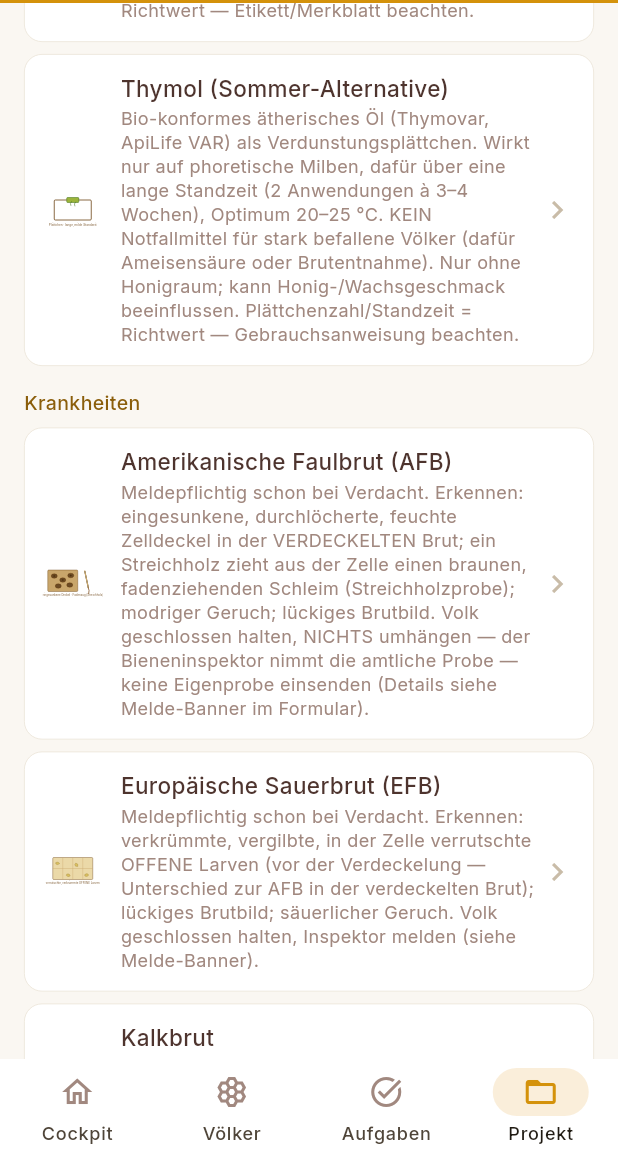
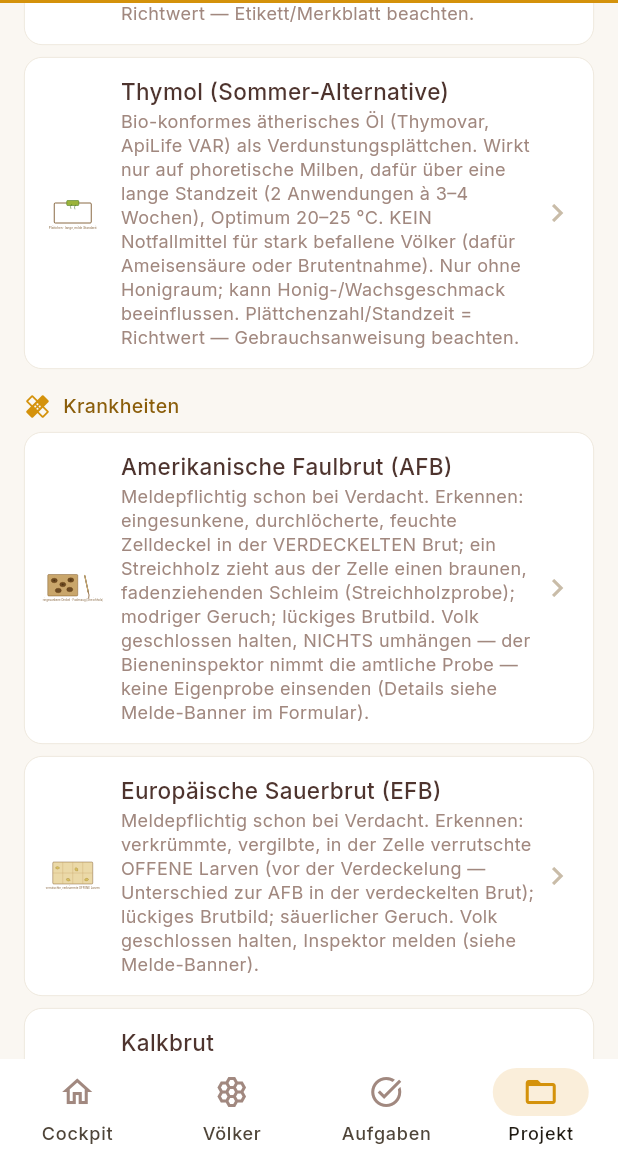
Before and after one commit to DanielProyer/bienen-app, a Flutter app: the WissenOverviewPage screen opened by its route, scrolled down 2304 dp, on a phone screen of 412 x 824 dp, the part 81-1236 px from its top. Run offline on Flutter 3.47's test engine with Material 3 defaults, Android fonts, the phone set to English and light mode, and no system bars; our stand-ins replace file_picker, fl_chart, flutter_markdown, flutter_riverpod, flutter_svg, go_router and 2 more; missing offline and left inert: dart:js_interop; accounts and stored records are empty.

Commit message:
feat(wissen): Kategorie-Symbole — icon-Feld war toter Code
WissensKategorie.icon existierte seit der ersten Wissens-Version, ein
Mapping in die UI aber nie: alle Kategorie-Ueberschriften rendeten ohne
Symbol, und weder Test noch analyze konnten das merken. Gefunden beim
Bau der Stoeberkategorien.

Zur Einordnung, weil ich es vorher falsch berichtet hatte: Kategorien
erscheinen NICHT als Kacheln, sondern als SectionHeader ueber der
Eintragsliste in wissen_overview_page. Dort sitzt das Symbol jetzt.

- Neu lib/features/wissen/presentation/wissen_kategorie_symbol.dart:
  Name -> IconData. Das Mapping gehoert in die Praesentationsschicht,
  weil wissen_katalog.dart reines Dart ohne Flutter-Import ist (so
  bleibt die Domain ohne Widget-Umgebung testbar) — genau das war die
  Absicht des String-Felds. Null-Kontrakt wie wissenVon: unbekannter
  Name rendert ohne Symbol statt zu werfen.
- SectionHeader bekommt optionales `symbol`. Wichtig: Icons haben keine
  Textbaseline, deshalb schaltet die Row nur MIT Symbol auf zentrierte
  Ausrichtung; ohne Symbol bleibt die Baseline-Ausrichtung unveraendert,
  damit die 12 bestehenden Aufrufer gleich aussehen.
- Drei icon-Werte spiegelten nur den Kategorie-Key ('zucht', 'honig',
  'recht') statt ein Symbol zu benennen — normalisiert zu 'star',
  'honeycomb', 'scale'.

Symbole: visibility (Durchsicht), bug_report (Varroa), healing
(Krankheiten), water_drop (Fuetterung), star (Zucht/Auslese), hexagon
(Honig — Wabe), balance (Recht), alle in BeeTokens.honig, 18 px.

Drei neue Waechter, gegengeprobt statt behauptet: mit einem absichtlich
falschen Namen wird der Vollstaendigkeits-Test rot ("Kategorie honig
nennt das Symbol honigglas, das ... fehlt") und ebenso der
Toter-Code-Test fuer unbenutzte Mapping-Eintraege. Dazu zwei
SectionHeader-Widget-Tests fuer beide Alignment-Zweige.

293 Tests gruen, analyze sauber.

Co-Authored-By: Claude Opus 5 <noreply@anthropic.com>

```diff
--- a/lib/features/wissen/domain/wissen_katalog.dart
+++ b/lib/features/wissen/domain/wissen_katalog.dart
@@ -5,9 +5,9 @@ const kWissensKategorien = <WissensKategorie>[
   WissensKategorie(key: 'varroa', titel: 'Varroa', icon: 'bug'),
   WissensKategorie(key: 'krankheit', titel: 'Krankheiten', icon: 'health'),
   WissensKategorie(key: 'fuetterung', titel: 'Fütterung', icon: 'droplet'),
-  WissensKategorie(key: 'zucht', titel: 'Zucht & Auslese', icon: 'zucht'),
-  WissensKategorie(key: 'honig', titel: 'Honig & Ernte', icon: 'honig'),
-  WissensKategorie(key: 'recht', titel: 'Recht & Pflichten', icon: 'recht'),
+  WissensKategorie(key: 'zucht', titel: 'Zucht & Auslese', icon: 'star'),
+  WissensKategorie(key: 'honig', titel: 'Honig & Ernte', icon: 'honeycomb'),
+  WissensKategorie(key: 'recht', titel: 'Recht & Pflichten', icon: 'scale'),
 ];
 
 const kWissensKatalog = <WissensEintrag>[
--- a/lib/features/wissen/presentation/pages/wissen_overview_page.dart
+++ b/lib/features/wissen/presentation/pages/wissen_overview_page.dart
@@ -4,6 +4,7 @@ import 'package:go_router/go_router.dart';
 import 'package:bienen_app/core/theme/app_tokens.dart';
 import 'package:bienen_app/features/wissen/domain/wissen_eintrag.dart';
 import 'package:bienen_app/features/wissen/domain/wissen_katalog.dart';
+import 'package:bienen_app/features/wissen/presentation/wissen_kategorie_symbol.dart';
 import 'package:bienen_app/features/wissen/presentation/widgets/wissen_panel.dart';
 import 'package:bienen_app/shared/widgets/app_card.dart';
 import 'package:bienen_app/shared/widgets/app_list_tile.dart';
@@ -35,7 +36,7 @@ class _WissenOverviewPageState extends State<WissenOverviewPage> {
         else ...[
           for (final kat in belegteKategorien()) ...[
             Padding(padding: const EdgeInsets.only(top: BeeTokens.sm),
-                child: SectionHeader(titel: kat.titel)),
+                child: SectionHeader(titel: kat.titel, symbol: wissensKategorieSymbol(kat.icon))),
             ...eintraegeDerKategorie(kat.key).map((e) => _EintragTile(e)),
           ],
         ],
--- a/lib/shared/widgets/section_header.dart
+++ b/lib/shared/widgets/section_header.dart
@@ -5,18 +5,30 @@ class SectionHeader extends StatelessWidget {
   final String titel;
   final String? trailingText;
   final Widget? action;
-  const SectionHeader({super.key, required this.titel, this.trailingText, this.action});
+  final IconData? symbol;
+  const SectionHeader({super.key, required this.titel, this.trailingText, this.action, this.symbol});
 
   @override
   Widget build(BuildContext context) {
     return Padding(
       padding: const EdgeInsets.only(bottom: BeeTokens.sm),
-      child: Row(crossAxisAlignment: CrossAxisAlignment.baseline, textBaseline: TextBaseline.alphabetic, children: [
-        Text(titel, style: BeeTokens.label),
-        if (trailingText != null) ...[const SizedBox(width: BeeTokens.sm), Text(trailingText!, style: BeeTokens.gedaempft)],
-        const Spacer(),
-        ?action,
-      ]),
+      child: Row(
+        // Ein Icon hat keine Textbaseline. Mit Symbol deshalb zentriert
+        // ausrichten; ohne Symbol bleibt die bisherige Baseline-Ausrichtung
+        // unverändert, damit die bestehenden Aufrufer gleich aussehen.
+        crossAxisAlignment: symbol == null ? CrossAxisAlignment.baseline : CrossAxisAlignment.center,
+        textBaseline: TextBaseline.alphabetic,
+        children: [
+          if (symbol != null) ...[
+            Icon(symbol, size: 18, color: BeeTokens.honig),
+            const SizedBox(width: BeeTokens.sm),
+          ],
+          Text(titel, style: BeeTokens.label),
+          if (trailingText != null) ...[const SizedBox(width: BeeTokens.sm), Text(trailingText!, style: BeeTokens.gedaempft)],
+          const Spacer(),
+          ?action,
+        ],
+      ),
     );
   }
 }
```
Also changed, not shown: lib/features/wissen/presentation/wissen_kategorie_symbol.dart (added, +25 -0 lines), 2 other files.
